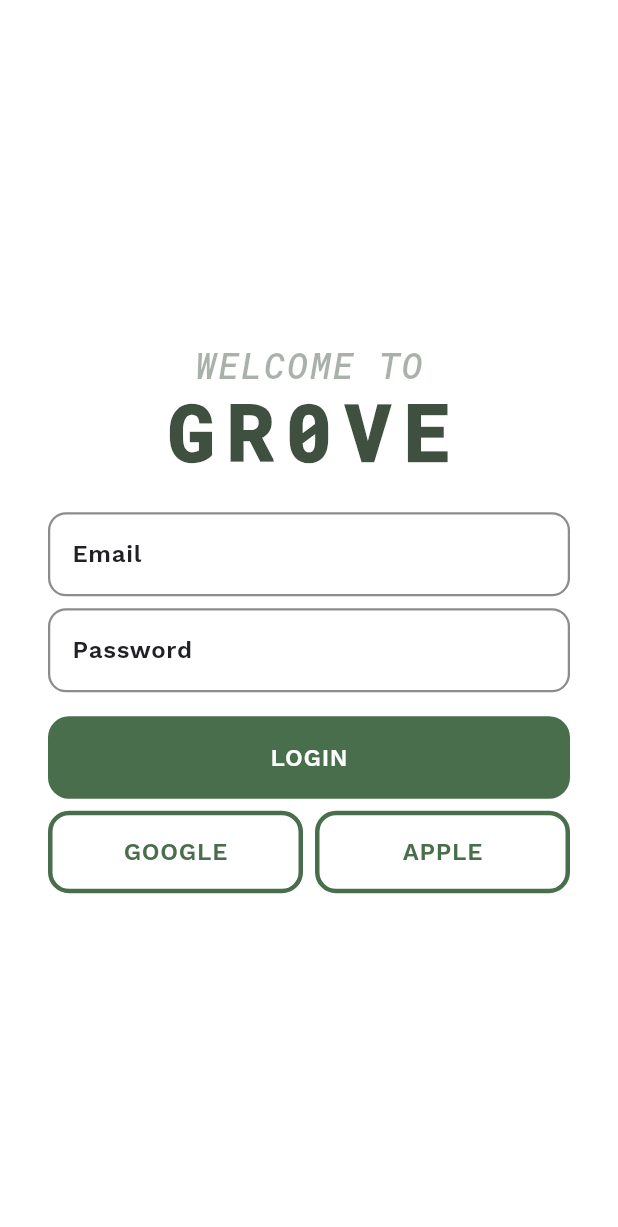
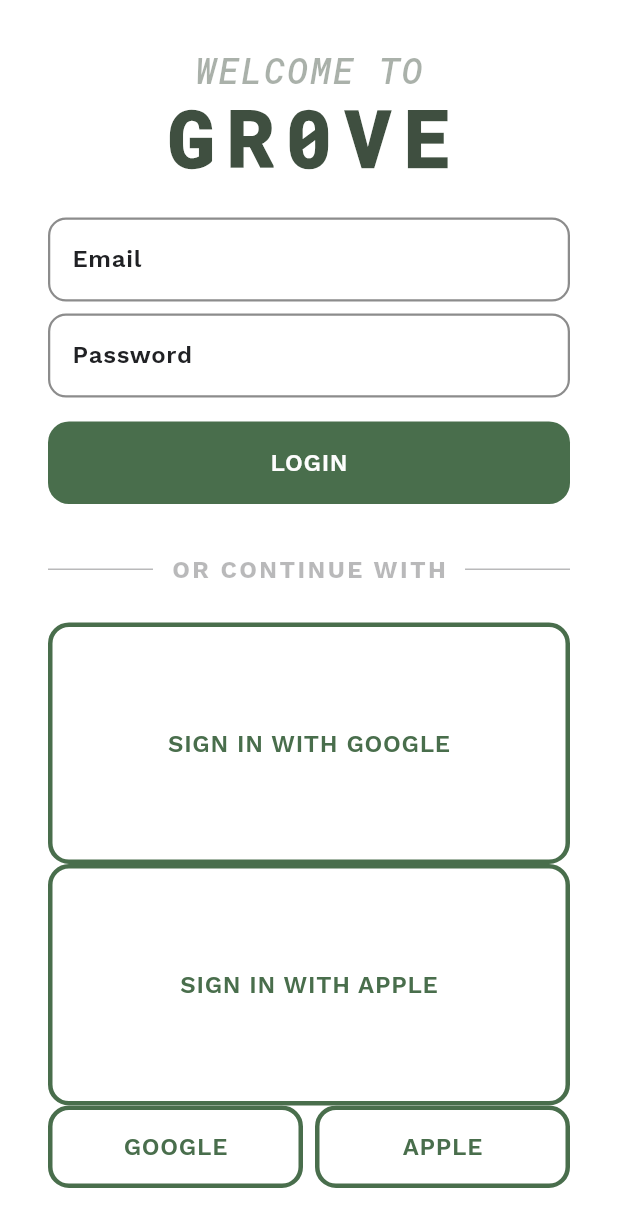
Before and after one commit to arjunyuvaraj/gr0ve, a Flutter app: the LoginScreen screen opened by its route, on a phone screen of 412 x 824 dp. Shown: the top 1227 px of the screen. Run offline on Flutter 3.47's test engine with Material 3 defaults, Android fonts, the phone set to English and light mode, and no system bars; our stand-ins replace cloud_firestore, firebase_auth, firebase_core, google_fonts, google_sign_in, sign_in_with_apple; missing offline and left inert: universal_html; accounts and stored records are empty; generated files the repository leaves out were written again; network calls fail.

Commit message:
fixed somem firebase issues and modified the sign in buttons

```diff
--- /dev/null
+++ b/lib/components/sign_in_divider.dart
@@ -0,0 +1,25 @@
+import 'package:flutter/material.dart';
+
+class SignInDivider extends StatelessWidget {
+  final String text;
+
+  const SignInDivider({super.key, this.text = "or sign in with"});
+
+  @override
+  Widget build(BuildContext context) {
+    final color = Theme.of(context).colorScheme.onSurface.withAlpha(80);
+
+    return Row(
+      children: [
+        Expanded(child: Divider(thickness: 1, color: color)),
+        const SizedBox(width: 12),
+        Text(
+          text.toUpperCase(),
+          style: Theme.of(context).textTheme.labelLarge?.copyWith(color: color),
+        ),
+        const SizedBox(width: 12),
+        Expanded(child: Divider(thickness: 1, color: color)),
+      ],
+    );
+  }
+}
--- a/lib/pages/login_screen.dart
+++ b/lib/pages/login_screen.dart
@@ -2,6 +2,7 @@ import 'package:flutter/material.dart';
 import 'package:gr0ve/components/custom_primary_button.dart';
 import 'package:gr0ve/components/custom_secondary_button.dart';
 import 'package:gr0ve/components/custom_text_field.dart';
+import 'package:gr0ve/components/sign_in_divider.dart';
 import 'package:gr0ve/services/authentication_service.dart';
 import 'package:gr0ve/utilities/context_extensions.dart';
 
@@ -43,7 +44,17 @@ class LoginScreen extends StatelessWidget {
                   passwordController.text,
                 ),
               ),
-              const SizedBox(height: 8),
+              const SizedBox(height: 32),
+              SignInDivider(text: "or continue with"),
+              const SizedBox(height: 24),
+              CustomSecondaryButton(
+                label: "Sign in With Google".capitalized,
+                onTap: () => AuthenticationService().signInWithGoogle(context),
+              ),
+              CustomSecondaryButton(
+                label: "Sign in With Apple".capitalized,
+                onTap: () => AuthenticationService().signInWithApple(context),
+              ),
               Row(
                 children: [
                   CustomSecondaryButton(
```
Also changed, not shown: lib/services/authentication_service.dart (+30 -11 lines), 2 other files.
